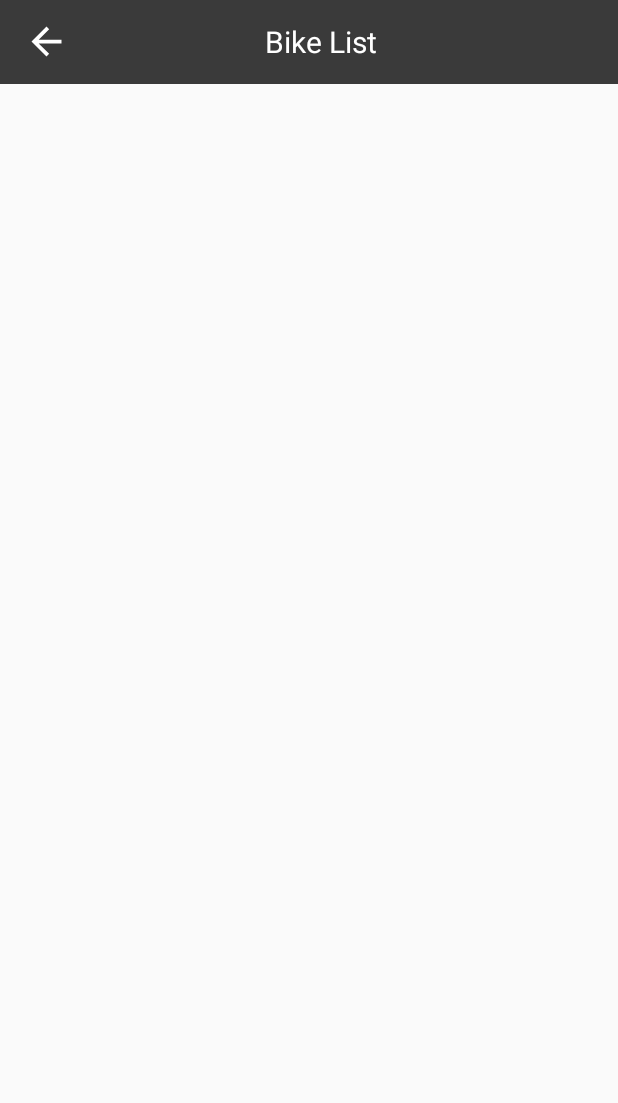
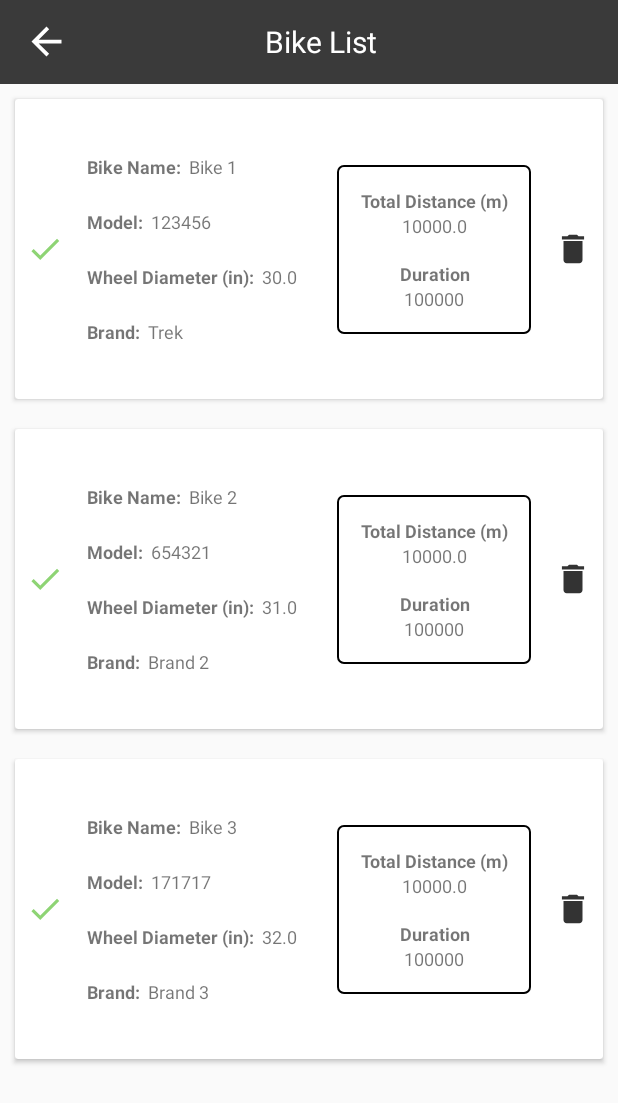
Before and after one commit to DLabbate/BikeBuddy, an Android app: the BikeActivity screen opened directly, with no data from a screen before it, on a phone screen of 412 x 824 dp. Shown: the top 1103 px of the screen. Run offline under Robolectric (Android 15) with nearby library versions, the phone set to English and light mode, and no system bars.

Commit message:
Edited bike adapter

```diff
--- a/app/src/main/java/com/example/bikebuddy/BikeActivity.java
+++ b/app/src/main/java/com/example/bikebuddy/BikeActivity.java
@@ -1,11 +1,18 @@
 package com.example.bikebuddy;
 
 import androidx.appcompat.app.AppCompatActivity;
+import androidx.recyclerview.widget.LinearLayoutManager;
+import androidx.recyclerview.widget.RecyclerView;
 
 import android.content.Intent;
 import android.os.Bundle;
 import android.view.View;
 import android.widget.ImageView;
+
+import com.example.bikebuddy.Utils.Bike;
+import com.example.bikebuddy.Utils.BikeAdapter;
+
+import java.util.ArrayList;
 
 public class BikeActivity extends AppCompatActivity {
 
@@ -14,6 +21,17 @@ public class BikeActivity extends AppCompatActivity {
     ImageView backImageView;
     //***********************************************************************************************
 
+    //Bikes
+    //***********************************************************************************************
+    ArrayList<Bike> bikes;
+    //***********************************************************************************************
+
+    //RecyclerView
+    //***********************************************************************************************
+    RecyclerView recyclerViewBikes;
+    RecyclerView.Adapter bikeAdapter;
+    RecyclerView.LayoutManager linearLayoutManager;
+    //***********************************************************************************************
 
     @Override
     protected void onCreate(Bundle savedInstanceState) {
@@ -22,11 +40,15 @@ public class BikeActivity extends AppCompatActivity {
 
         setupUI();
         setupToolbar();
+
+        testData();
+        loadBikes();
     }
 
     private void setupUI()
     {
         backImageView = findViewById(R.id.image_bike_back);
+        recyclerViewBikes = findViewById(R.id.recycler_view_bikes);
     }
 
     private void setupToolbar()
@@ -39,4 +61,23 @@ public class BikeActivity extends AppCompatActivity {
             }
         });
     }
+
+    /*
+    This is for testing purposes only, until database has been set up for bike table
+     */
+    private void testData()
+    {
+        bikes = new ArrayList<Bike>();
+        bikes.add(new Bike(1,"Bike 1","Trek","123456",30,10000,100000));
+        bikes.add(new Bike(2,"Bike 2","Brand 2","654321",31,10000,100000));
+        bikes.add(new Bike(3,"Bike 3","Brand 3","171717",32,10000,100000));
+    }
+
+    public void loadBikes()
+    {
+        bikeAdapter = new BikeAdapter(bikes);
+        linearLayoutManager = new LinearLayoutManager(this);
+        recyclerViewBikes.setAdapter(bikeAdapter);
+        recyclerViewBikes.setLayoutManager(linearLayoutManager);
+    }
 }
--- a/app/src/main/java/com/example/bikebuddy/Utils/BikeAdapter.java
+++ b/app/src/main/java/com/example/bikebuddy/Utils/BikeAdapter.java
@@ -11,7 +11,6 @@ import androidx.recyclerview.widget.RecyclerView;
 
 import com.example.bikebuddy.R;
 
-import java.util.ArrayList;
 import java.util.List;
 
 public class BikeAdapter extends RecyclerView.Adapter<BikeAdapter.ViewHolder> {
@@ -67,14 +66,14 @@ public class BikeAdapter extends RecyclerView.Adapter<BikeAdapter.ViewHolder> {
         public void setupUI(View view)
         {
             //Bike Info
-            textViewBikeName = view.findViewById(R.id.text_bike_name);
-            textViewBikeModel = view.findViewById(R.id.text_bike_model);;
-            textViewBikeBrand = view.findViewById(R.id.text_bike_brand);;
-            textViewBikeWheelDiameter = view.findViewById(R.id.text_bike_wheel_diameter);;
+            textViewBikeName = view.findViewById(R.id.text_bike_name_value);
+            textViewBikeModel = view.findViewById(R.id.text_bike_model_value);
+            textViewBikeBrand = view.findViewById(R.id.text_bike_brand_value);
+            textViewBikeWheelDiameter = view.findViewById(R.id.text_bike_wheel_diameter_value);
 
             //Bike stats
-            textViewDistance = view.findViewById(R.id.text_bike_distance);
-            textViewDuration = view.findViewById(R.id.text_bike_duration);
+            textViewDistance = view.findViewById(R.id.text_bike_distance_value);
+            textViewDuration = view.findViewById(R.id.text_bike_value);
 
             //Icons (select/delete)
             imageViewcheckmark = view.findViewById(R.id.image_select_bike);
--- a/app/src/main/res/layout/bike_view_holder.xml
+++ b/app/src/main/res/layout/bike_view_holder.xml
@@ -3,7 +3,7 @@
     xmlns:app="http://schemas.android.com/apk/res-auto"
     android:orientation="vertical"
     android:layout_width="match_parent"
-    android:layout_height="match_parent">
+    android:layout_height="wrap_content">
 
     <androidx.cardview.widget.CardView
         android:id="@+id/card_bike"
@@ -41,10 +41,10 @@
 
             <LinearLayout
                 android:id="@+id/linear_layout_distance_bk"
-                android:layout_width="0dp"
-                android:layout_height="0dp"
+                android:layout_width="wrap_content"
+                android:layout_height="wrap_content"
                 android:layout_marginTop="40dp"
-                android:layout_marginEnd="5dp"
+                android:layout_marginEnd="15dp"
                 android:layout_marginBottom="40dp"
                 android:background="@drawable/shape_bike_stats_outline"
                 android:gravity="center"
@@ -65,7 +65,7 @@
                     android:textStyle="bold" />
 
                 <TextView
-                    android:id="@+id/text_bike_distance"
+                    android:id="@+id/text_bike_distance_value"
                     android:layout_width="match_parent"
                     android:layout_height="wrap_content"
                     android:gravity="center"
@@ -83,7 +83,7 @@
                     android:textStyle="bold" />
 
                 <TextView
-                    android:id="@+id/text_bike_duration"
+                    android:id="@+id/text_bike_value"
                     android:layout_width="match_parent"
                     android:layout_height="wrap_content"
                     android:gravity="center"
@@ -121,7 +121,7 @@
                         android:textStyle="bold" />
 
                     <TextView
-                        android:id="@+id/textView8"
+                        android:id="@+id/text_bike_name_value"
                         android:layout_width="match_parent"
                         android:layout_height="wrap_content"
                         android:layout_margin="0dp"
@@ -147,7 +147,7 @@
                         android:textStyle="bold" />
 
                     <TextView
-                        android:id="@+id/textView26"
+                        android:id="@+id/text_bike_model_value"
                         android:layout_width="match_parent"
                         android:layout_height="wrap_content"
                         android:layout_margin="0dp"
@@ -174,7 +174,7 @@
                         android:textStyle="bold" />
 
                     <TextView
-                        android:id="@+id/textView11"
+                        android:id="@+id/text_bike_wheel_diameter_value"
                         android:layout_width="match_parent"
                         android:layout_height="wrap_content"
                         android:layout_margin="0dp"
@@ -200,7 +200,7 @@
                         android:textStyle="bold" />
 
                     <TextView
-                        android:id="@+id/textView13"
+                        android:id="@+id/text_bike_brand_value"
                         android:layout_width="match_parent"
                         android:layout_height="wrap_content"
                         android:layout_margin="0dp"
```
